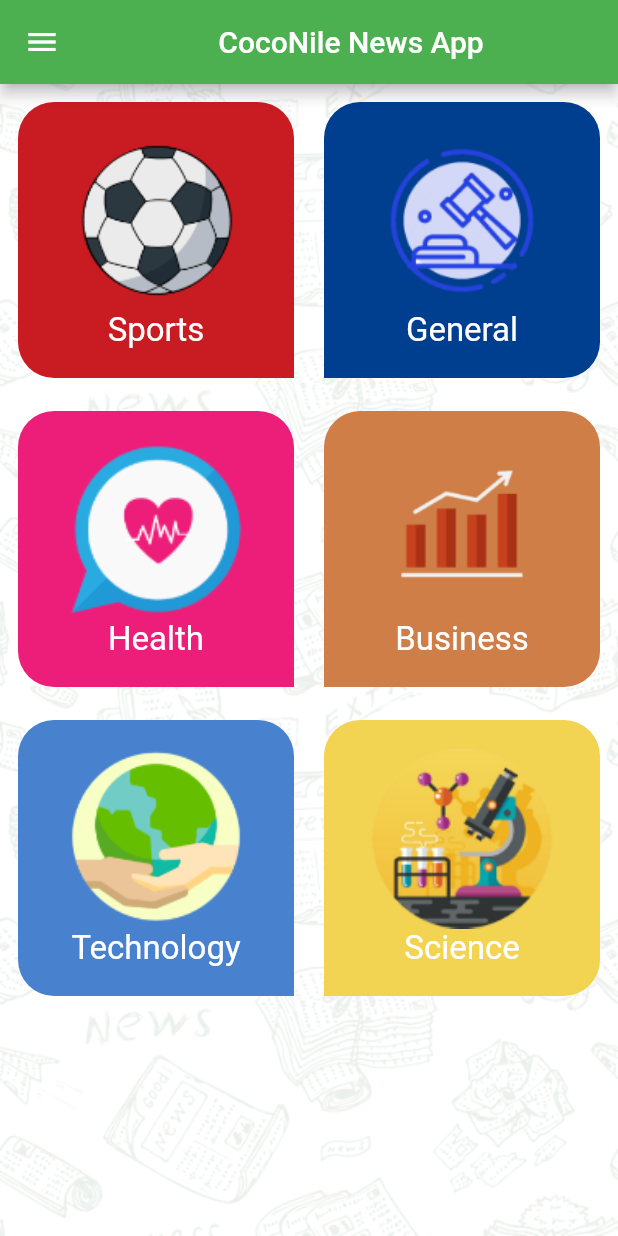
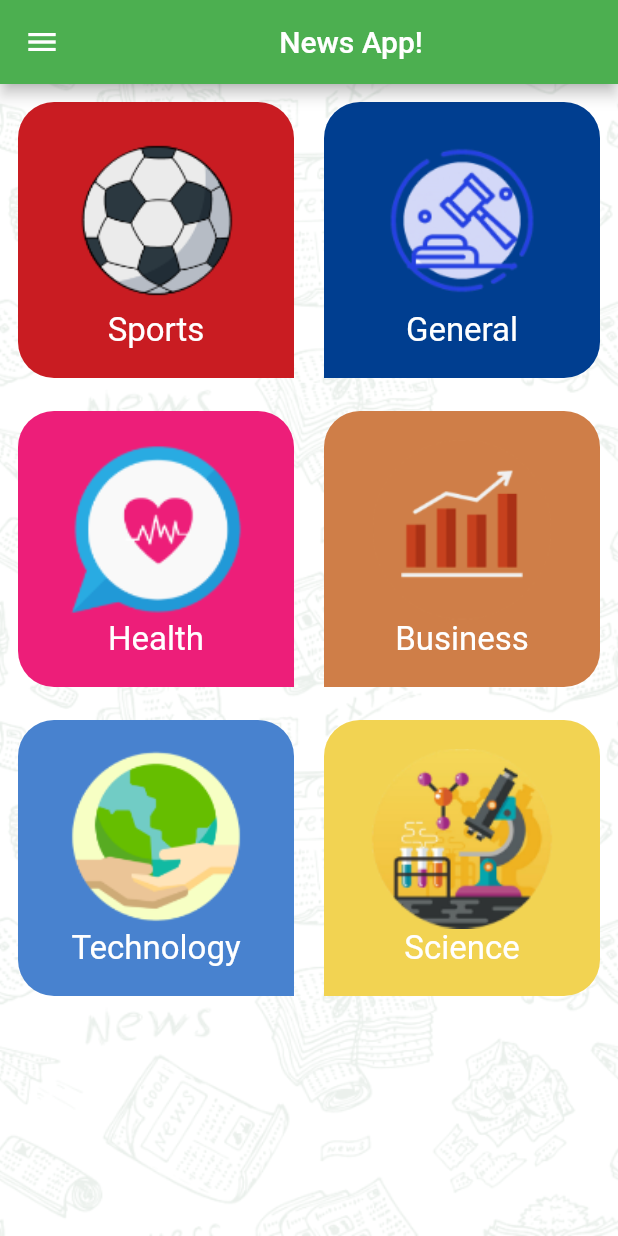
Before and after one commit to osamaOmran1917/News-App, a Flutter app: the screen it shows after launch, in the side drawer, after a tap on "Categories", on a phone screen of 412 x 824 dp. Run offline on Flutter 3.47's test engine with Material 2 defaults, Android fonts, the phone set to English and light mode, and no system bars; our stand-ins replace cached_network_image.

Commit message:
Splash Screen Added Search Button designed

```diff
--- a/lib/home/categories/categories.dart
+++ b/lib/home/categories/categories.dart
@@ -1,5 +1,7 @@
 import 'package:flutter/material.dart';
 import 'package:projects/home/categories/category_widget.dart';
+
+import '../home_screen.dart';
 
 class CategoriesFragment extends StatelessWidget {
   var categories = Category.getAllCategories();
@@ -18,6 +20,8 @@ class CategoriesFragment extends StatelessWidget {
           return InkWell(
               onTap: () {
                 onCategoryClickCallBack(categories[index]);
+                title = categories[index].title;
+                isVisible = true;
               },
               child: CategoryWidget(categories[index], index));
         },
--- a/lib/home/home_screen.dart
+++ b/lib/home/home_screen.dart
@@ -4,6 +4,9 @@ import 'package:projects/home/categories/categories.dart';
 import 'package:projects/home/home_side_menu.dart';
 import 'package:projects/home/news/news_fragment.dart';
 import 'package:projects/home/settings/settings.dart';
+
+String title = 'News App!';
+bool isVisible = false;
 
 class HomeScreen extends StatefulWidget {
   static const String routeName = 'home screen';
@@ -27,7 +30,17 @@ class _HomeScreenState extends State<HomeScreen> {
         ),
         backgroundColor: Colors.transparent,
         appBar: AppBar(
-          title: Center(child: Text('CocoNile News App')),
+          title: Row(
+            mainAxisAlignment: MainAxisAlignment.spaceBetween,
+            children: [
+              Expanded(
+                  child: Text(
+                title,
+                textAlign: TextAlign.center,
+              )),
+              Visibility(visible: isVisible, child: Icon(Icons.search))
+            ],
+          ),
         ),
         body: CurrentWidget,
       ),
--- a/lib/home/home_side_menu.dart
+++ b/lib/home/home_side_menu.dart
@@ -1,4 +1,5 @@
 import 'package:flutter/material.dart';
+import 'package:projects/home/home_screen.dart';
 
 class HomeSideMenu extends StatelessWidget {
   static const int settings = 10;
@@ -17,7 +18,7 @@ class HomeSideMenu extends StatelessWidget {
           padding: EdgeInsets.symmetric(vertical: 64),
           color: Theme.of(context).primaryColor,
           child: Text(
-            'CocoNile News App!',
+            'News App!',
             style: TextStyle(
                 color: Colors.white, fontWeight: FontWeight.bold, fontSize: 24),
           ),
@@ -25,6 +26,8 @@ class HomeSideMenu extends StatelessWidget {
         InkWell(
           onTap: () {
             onItemClickCallBack(categories);
+            title = 'News App!';
+            isVisible = false;
           },
           child: Row(children: [
             ImageIcon(
```
Also changed, not shown: 7 other files.
